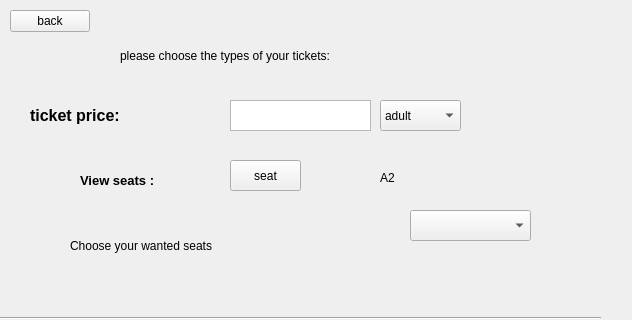
This is costoftickets.ui in Abdelrahman-Shorim/FlightApp as Qt 5 draws it before an edit; both pictures show x 0 to 632 and y 0 to 320 of the 632 by 570 pixel window. The edited form follows.
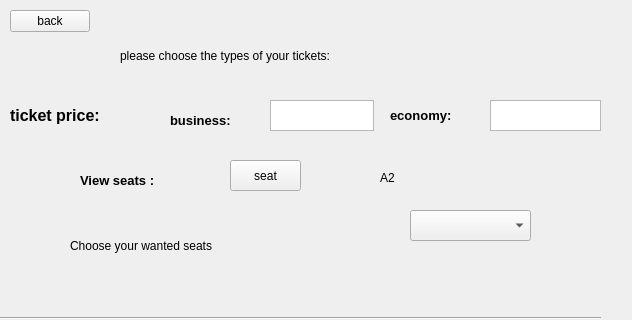
This is the edited form.

What changed in the file:
```diff
--- a/costoftickets.ui
+++ b/costoftickets.ui
@@ -48,7 +48,7 @@
   <widget class="QLabel" name="label">
    <property name="geometry">
     <rect>
-     <x>30</x>
+     <x>10</x>
      <y>100</y>
      <width>131</width>
      <height>31</height>
@@ -81,37 +81,12 @@
     </rect>
    </property>
   </widget>
-  <widget class="QComboBox" name="comboBox">
+  <widget class="QTextEdit" name="economy">
    <property name="geometry">
     <rect>
-     <x>380</x>
+     <x>490</x>
      <y>100</y>
-     <width>81</width>
-     <height>31</height>
-    </rect>
-   </property>
-   <item>
-    <property name="text">
-     <string>adult</string>
-    </property>
-   </item>
-   <item>
-    <property name="text">
-     <string>child</string>
-    </property>
-   </item>
-   <item>
-    <property name="text">
-     <string>infant</string>
-    </property>
-   </item>
-  </widget>
-  <widget class="QTextEdit" name="textEdit_2">
-   <property name="geometry">
-    <rect>
-     <x>230</x>
-     <y>100</y>
-     <width>141</width>
+     <width>111</width>
      <height>31</height>
     </rect>
    </property>
@@ -224,6 +199,42 @@
     <string>A2</string>
    </property>
   </widget>
+  <widget class="QTextEdit" name="business">
+   <property name="geometry">
+    <rect>
+     <x>270</x>
+     <y>100</y>
+     <width>104</width>
+     <height>31</height>
+    </rect>
+   </property>
+  </widget>
+  <widget class="QLabel" name="label_7">
+   <property name="geometry">
+    <rect>
+     <x>170</x>
+     <y>110</y>
+     <width>91</width>
+     <height>21</height>
+    </rect>
+   </property>
+   <property name="text">
+    <string>&lt;html&gt;&lt;head/&gt;&lt;body&gt;&lt;p&gt;&lt;span style=&quot; font-size:10pt; font-weight:600;&quot;&gt;business:&lt;/span&gt;&lt;/p&gt;&lt;/body&gt;&lt;/html&gt;</string>
+   </property>
+  </widget>
+  <widget class="QLabel" name="label_8">
+   <property name="geometry">
+    <rect>
+     <x>390</x>
+     <y>100</y>
+     <width>101</width>
+     <height>31</height>
+    </rect>
+   </property>
+   <property name="text">
+    <string>&lt;html&gt;&lt;head/&gt;&lt;body&gt;&lt;p&gt;&lt;span style=&quot; font-size:10pt; font-weight:600;&quot;&gt;economy:&lt;/span&gt;&lt;/p&gt;&lt;/body&gt;&lt;/html&gt;</string>
+   </property>
+  </widget>
  </widget>
  <resources/>
  <connections/>
```
